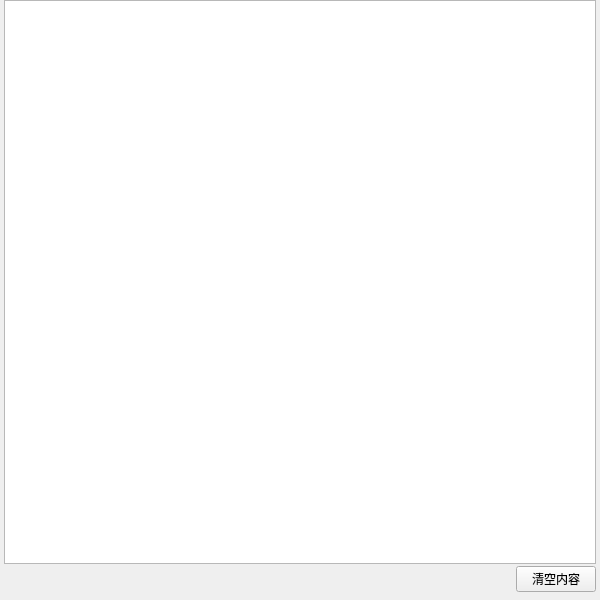
Before: the Qt Designer form ui/generic_output.ui in hrpzcf/AwesomePyKit, drawn with Qt 5.
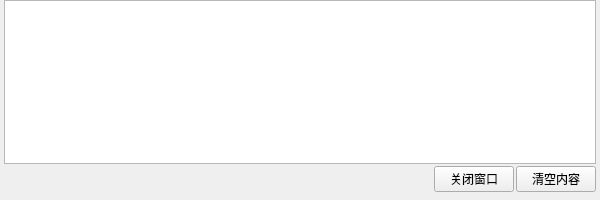
After: the same form once the commit is applied.

Commit message: 包管理器的输出窗口改为在底部弹出、跟随，并去掉标题栏

Patch:
```diff
--- a/ui/generic_output.ui
+++ b/ui/generic_output.ui
@@ -7,7 +7,7 @@
     <x>0</x>
     <y>0</y>
     <width>600</width>
-    <height>600</height>
+    <height>200</height>
    </rect>
   </property>
   <property name="font">
@@ -71,6 +71,13 @@
           </property>
          </spacer>
         </item>
+        <item>
+         <widget class="QPushButton" name="uiPushButton_close_window">
+          <property name="text">
+           <string>关闭窗口</string>
+          </property>
+         </widget>
+        </item>
         <item>
          <widget class="QPushButton" name="uiPushButton_clear_content">
           <property name="text">
```
The commit also changes 2 other files.
